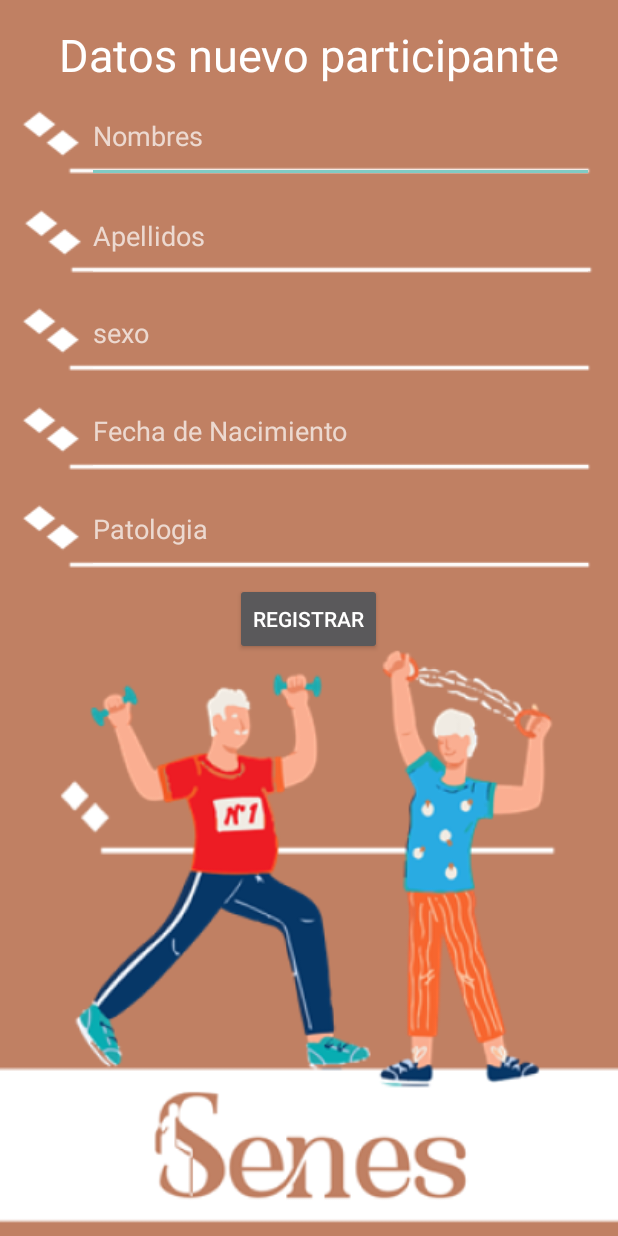
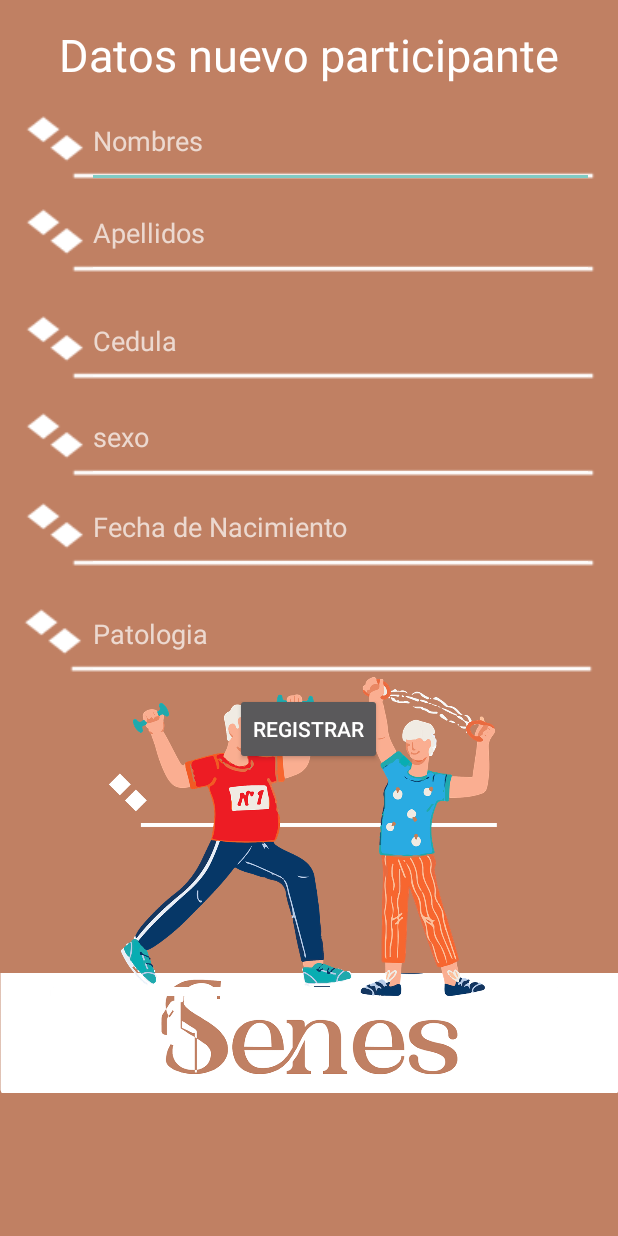
Before and after one commit to CristianNino/Senes, an Android app built with Jetpack Compose: the layout activity_registro_participante.xml on its own in the app's theme, with its tools: preview values and no code run, on a phone screen of 412 x 824 dp. Run offline under Robolectric (Android 15) with nearby library versions, the phone set to English and light mode, and no system bars.

Commit message:
Cargue datos nuevo participante

```diff
--- a/app/src/main/AndroidManifest.xml
+++ b/app/src/main/AndroidManifest.xml
@@ -1,6 +1,8 @@
 <?xml version="1.0" encoding="utf-8"?>
 <manifest xmlns:android="http://schemas.android.com/apk/res/android"
     xmlns:tools="http://schemas.android.com/tools">
+
+    <uses-permission android:name="android.permission.INTERNET"/>
 
     <application
         android:allowBackup="true"
--- a/app/src/main/java/com/proyecto/senes/registro_participante.kt
+++ b/app/src/main/java/com/proyecto/senes/registro_participante.kt
@@ -1,13 +1,16 @@
 package com.proyecto.senes
 
 import android.app.ProgressDialog
+import android.content.Intent
 import android.os.Bundle
+import android.widget.Toast
 import androidx.activity.ComponentDialog
 import androidx.activity.enableEdgeToEdge
 import androidx.appcompat.app.AppCompatActivity
 import androidx.core.view.ViewCompat
 import androidx.core.view.WindowInsetsCompat
 import com.google.firebase.auth.FirebaseAuth
+import com.google.firebase.database.FirebaseDatabase
 import com.proyecto.senes.databinding.ActivityRegistroParticipanteBinding
 
 class registro_participante : AppCompatActivity() {
@@ -16,19 +19,14 @@ class registro_participante : AppCompatActivity() {
     private lateinit var firebaseAuth : FirebaseAuth
     private lateinit var progressDialog: ProgressDialog
 
-
-
     override fun onCreate(savedInstanceState: Bundle?) {
         super.onCreate(savedInstanceState)
         enableEdgeToEdge()
         binding = ActivityRegistroParticipanteBinding.inflate(layoutInflater)
         setContentView(binding.root)
-        ViewCompat.setOnApplyWindowInsetsListener(findViewById(R.id.main)) { v, insets ->
-            val systemBars = insets.getInsets(WindowInsetsCompat.Type.systemBars())
-            v.setPadding(systemBars.left, systemBars.top, systemBars.right, systemBars.bottom)
-            insets
-        }
+
         firebaseAuth = FirebaseAuth.getInstance()
+
         progressDialog = ProgressDialog(this)
         progressDialog.setTitle("Espere por favor")
         progressDialog.setCanceledOnTouchOutside(false)
@@ -39,16 +37,16 @@ class registro_participante : AppCompatActivity() {
     }
 
     private var nombres = ""
-    private var  apellidos = ""
+    private var apellidos = ""
+    private var cedula = ""
     private var sexo = ""
     private var nacimiento = ""
     private var patologia = ""
 
-
-
     private fun ValidarInformacion(){
         nombres = binding.editTextNombres.text.toString().trim()
         apellidos = binding.editTextApellidos.text.toString().trim()
+        cedula = binding.editTextCedula.text.toString().trim()
         sexo = binding.editTextSexo.text.toString().trim()
         nacimiento = binding.editTextNacimiento.text.toString().trim()
         patologia = binding.editTextPatologia.text.toString().trim()
@@ -59,6 +57,9 @@ class registro_participante : AppCompatActivity() {
         }else if(apellidos.isEmpty()){
             binding.editTextApellidos.error = "Ingrese los apellidos"
             binding.editTextApellidos.requestFocus()
+        }else if(cedula.isEmpty()){
+            binding.editTextCedula.error = "Ingrese la cedula"
+            binding.editTextCedula.requestFocus()
         }else if(sexo.isEmpty()){
             binding.editTextSexo.error = "Ingrese el sexo"
             binding.editTextSexo.requestFocus()
@@ -73,31 +74,43 @@ class registro_participante : AppCompatActivity() {
         }
 
     }
+
     private fun registrarParticipante() {
         progressDialog.setMessage("Creando participante")
         progressDialog.show()
         insetarInfoBD()
+    }
 
-    }
     private fun insetarInfoBD() {
-        progressDialog.setMessage("Guardando Informacion")
+        progressDialog.setMessage("Guardando Informacion...")
 
-        val uidBD = firebaseAuth.uid
         val nombreBD = nombres
         val apellidosBD = apellidos
+        val cedulaBD = cedula
         val sexoBD = sexo
         val nacimientoBD = nacimiento
         val patoogiaBD = patologia
 
         val datosParticipante = HashMap<String, Any>()
 
-        datosParticipante["uid"] = "$uidBD"
         datosParticipante["nombres"] = "$nombreBD"
         datosParticipante["apellidos"] = "$apellidosBD"
+        datosParticipante["cedula"] = "$cedulaBD"
         datosParticipante["sexo"] = "$sexoBD"
-        datosParticipante["Fecha de nacimiento"] = "$nacimientoBD"
+        datosParticipante["FechaNacimiento"] = "$nacimientoBD"
         datosParticipante["patologia"] = "$patoogiaBD"
 
-
+        val references = FirebaseDatabase.getInstance().getReference("Paticipantes")
+        references.child(cedulaBD)
+            .setValue(datosParticipante)
+            .addOnSuccessListener {
+                progressDialog.dismiss()
+                startActivity(Intent(this, mis_participantes::class.java))
+                finish()
+            }
+            .addOnFailureListener{e->
+                progressDialog.dismiss()
+                Toast.makeText(this, "fallo el registro en BD debido a ${e.message}", Toast.LENGTH_SHORT).show()
+            }
     }
 }
--- a/app/src/main/res/layout/activity_registro_participante.xml
+++ b/app/src/main/res/layout/activity_registro_participante.xml
@@ -9,38 +9,61 @@
     tools:context=".registro_participante">
 
     <ImageView
-        android:id="@+id/imageView6"
-        android:layout_width="649dp"
-        android:layout_height="434dp"
-        app:layout_constraintBottom_toBottomOf="parent"
-        app:layout_constraintEnd_toEndOf="parent"
-        app:layout_constraintStart_toStartOf="parent"
-        app:layout_constraintTop_toTopOf="parent"
-        app:layout_constraintVertical_bias="1.0"
-        app:srcCompat="@mipmap/fondo_np" />
-
-    <ImageView
         android:id="@+id/imageView1"
         android:layout_width="409dp"
         android:layout_height="70dp"
-        app:layout_constraintBottom_toBottomOf="@+id/imageView6"
+        app:layout_constraintBottom_toBottomOf="parent"
         app:layout_constraintEnd_toEndOf="parent"
-        app:layout_constraintHorizontal_bias="0.0"
+        app:layout_constraintHorizontal_bias="1.0"
         app:layout_constraintStart_toStartOf="parent"
         app:layout_constraintTop_toTopOf="parent"
-        app:layout_constraintVertical_bias="0.428"
+        app:layout_constraintVertical_bias="0.084"
         app:srcCompat="@mipmap/img1_np" />
 
     <ImageView
         android:id="@+id/imageView2"
         android:layout_width="409dp"
         android:layout_height="70dp"
-        app:layout_constraintBottom_toBottomOf="@+id/imageView6"
+        app:layout_constraintBottom_toBottomOf="parent"
         app:layout_constraintEnd_toEndOf="parent"
         app:layout_constraintStart_toStartOf="parent"
         app:layout_constraintTop_toTopOf="parent"
-        app:layout_constraintVertical_bias="0.167"
+        app:layout_constraintVertical_bias="0.52"
         app:srcCompat="@mipmap/img1_np" />
+
+    <ImageView
+        android:id="@+id/imageView7"
+        android:layout_width="409dp"
+        android:layout_height="70dp"
+        app:layout_constraintBottom_toBottomOf="parent"
+        app:layout_constraintEnd_toEndOf="parent"
+        app:layout_constraintHorizontal_bias="1.0"
+        app:layout_constraintStart_toStartOf="parent"
+        app:layout_constraintTop_toTopOf="parent"
+        app:layout_constraintVertical_bias="0.261"
+        app:srcCompat="@mipmap/img1_np" />
+
+    <ImageView
+        android:id="@+id/imageView6"
+        android:layout_width="wrap_content"
+        android:layout_height="wrap_content"
+        android:layout_marginTop="492dp"
+        app:layout_constraintEnd_toEndOf="parent"
+        app:layout_constraintHorizontal_bias="0.0"
+        app:layout_constraintStart_toStartOf="parent"
+        app:layout_constraintTop_toTopOf="parent"
+        app:srcCompat="@mipmap/fondo1_np" />
+
+    <ImageView
+        android:id="@+id/imageView8"
+        android:layout_width="340dp"
+        android:layout_height="565dp"
+        android:layout_marginTop="195dp"
+        app:layout_constraintEnd_toEndOf="parent"
+        app:layout_constraintHorizontal_bias="0.464"
+        app:layout_constraintStart_toStartOf="parent"
+        app:layout_constraintTop_toTopOf="@+id/imageView1"
+        app:srcCompat="@mipmap/img2_np" />
 
     <ImageView
         android:id="@+id/imageView3"
@@ -48,22 +71,22 @@
         android:layout_height="70dp"
         app:layout_constraintBottom_toBottomOf="parent"
         app:layout_constraintEnd_toEndOf="parent"
-        app:layout_constraintHorizontal_bias="0.0"
+        app:layout_constraintHorizontal_bias="1.0"
         app:layout_constraintStart_toStartOf="parent"
         app:layout_constraintTop_toTopOf="parent"
-        app:layout_constraintVertical_bias="0.254"
+        app:layout_constraintVertical_bias="0.347"
         app:srcCompat="@mipmap/img1_np" />
 
     <ImageView
         android:id="@+id/imageView4"
         android:layout_width="409dp"
         android:layout_height="70dp"
-        app:layout_constraintBottom_toBottomOf="@+id/imageView6"
+        app:layout_constraintBottom_toBottomOf="parent"
         app:layout_constraintEnd_toEndOf="parent"
-        app:layout_constraintHorizontal_bias="0.0"
+        app:layout_constraintHorizontal_bias="1.0"
         app:layout_constraintStart_toStartOf="parent"
         app:layout_constraintTop_toTopOf="parent"
-        app:layout_constraintVertical_bias="0.08"
+        app:layout_constraintVertical_bias="0.166"
         app:srcCompat="@mipmap/img1_np" />
 
     <ImageView
@@ -72,10 +95,10 @@
         android:layout_height="70dp"
         app:layout_constraintBottom_toBottomOf="parent"
         app:layout_constraintEnd_toEndOf="parent"
-        app:layout_constraintHorizontal_bias="0.0"
+        app:layout_constraintHorizontal_bias="1.0"
         app:layout_constraintStart_toStartOf="parent"
         app:layout_constraintTop_toTopOf="parent"
-        app:layout_constraintVertical_bias="0.341"
+        app:layout_constraintVertical_bias="0.426"
         app:srcCompat="@mipmap/img1_np" />
 
     <TextView
@@ -96,15 +119,15 @@
         android:layout_height="62dp"
         android:layout_marginEnd="16dp"
         android:ems="10"
+        android:hint="Nombres"
         android:inputType="text"
-        android:hint="Nombres"
         android:textColor="@color/white"
         app:layout_constraintBottom_toBottomOf="parent"
         app:layout_constraintEnd_toEndOf="parent"
-        app:layout_constraintHorizontal_bias="0.777"
+        app:layout_constraintHorizontal_bias="1.0"
         app:layout_constraintStart_toStartOf="@+id/imageView7"
         app:layout_constraintTop_toTopOf="parent"
-        app:layout_constraintVertical_bias="0.079" />
+        app:layout_constraintVertical_bias="0.083" />
 
     <EditText
         android:id="@+id/editTextApellidos"
@@ -112,15 +135,15 @@
         android:layout_height="62dp"
         android:layout_marginEnd="16dp"
         android:ems="10"
+        android:hint="Apellidos"
         android:inputType="text"
-        android:hint="Apellidos"
         android:textColor="@color/white"
         app:layout_constraintBottom_toBottomOf="parent"
         app:layout_constraintEnd_toEndOf="parent"
-        app:layout_constraintHorizontal_bias="0.167"
+        app:layout_constraintHorizontal_bias="1.0"
         app:layout_constraintStart_toStartOf="@+id/imageView7"
         app:layout_constraintTop_toTopOf="parent"
-        app:layout_constraintVertical_bias="0.166" />
+        app:layout_constraintVertical_bias="0.164" />
 
     <EditText
         android:id="@+id/editTextSexo"
@@ -128,15 +151,15 @@
         android:layout_height="62dp"
         android:layout_marginEnd="16dp"
         android:ems="10"
+        android:hint="sexo"
         android:inputType="text"
-        android:hint="sexo"
         android:textColor="@color/white"
         app:layout_constraintBottom_toBottomOf="parent"
         app:layout_constraintEnd_toEndOf="parent"
-        app:layout_constraintHorizontal_bias="0.777"
+        app:layout_constraintHorizontal_bias="1.0"
         app:layout_constraintStart_toStartOf="@+id/imageView7"
         app:layout_constraintTop_toTopOf="parent"
-        app:layout_constraintVertical_bias="0.251" />
+        app:layout_constraintVertical_bias="0.342" />
 
     <EditText
         android:id="@+id/editTextNacimiento"
@@ -144,15 +167,15 @@
         android:layout_height="62dp"
         android:layout_marginEnd="16dp"
         android:ems="10"
+        android:hint="Fecha de Nacimiento"
         android:inputType="text"
-        android:hint="Fecha de Nacimiento"
         android:textColor="@color/white"
         app:layout_constraintBottom_toBottomOf="parent"
         app:layout_constraintEnd_toEndOf="parent"
-        app:layout_constraintHorizontal_bias="0.777"
+        app:layout_constraintHorizontal_bias="1.0"
         app:layout_constraintStart_toStartOf="@+id/imageView7"
         app:layout_constraintTop_toTopOf="parent"
-        app:layout_constraintVertical_bias="0.337" />
+        app:layout_constraintVertical_bias="0.421" />
 
     <EditText
         android:id="@+id/editTextPatologia"
@@ -168,7 +191,23 @@
         app:layout_constraintHorizontal_bias="1.0"
         app:layout_constraintStart_toStartOf="parent"
         app:layout_constraintTop_toTopOf="parent"
-        app:layout_constraintVertical_bias="0.423" />
+        app:layout_constraintVertical_bias="0.514" />
+
+    <EditText
+        android:id="@+id/editTextCedula"
+        android:layout_width="338dp"
+        android:layout_height="62dp"
+        android:layout_marginEnd="16dp"
+        android:ems="10"
+        android:hint="Cedula"
+        android:inputType="text"
+        android:textColor="@color/white"
+        app:layout_constraintBottom_toBottomOf="parent"
+        app:layout_constraintEnd_toEndOf="parent"
+        app:layout_constraintHorizontal_bias="1.0"
+        app:layout_constraintStart_toStartOf="parent"
+        app:layout_constraintTop_toTopOf="parent"
+        app:layout_constraintVertical_bias="0.258" />
 
     <Button
         android:id="@+id/buttonRegistroParticipante"
@@ -180,6 +219,6 @@
         app:layout_constraintHorizontal_bias="0.498"
         app:layout_constraintStart_toStartOf="parent"
         app:layout_constraintTop_toTopOf="parent"
-        app:layout_constraintVertical_bias="0.501" />
+        app:layout_constraintVertical_bias="0.595" />
 
 </androidx.constraintlayout.widget.ConstraintLayout>
```
Also changed, not shown: app/src/main/res/mipmap-hdpi/fondo1_np.png (added), app/src/main/res/mipmap-hdpi/img2_np.png (added).
